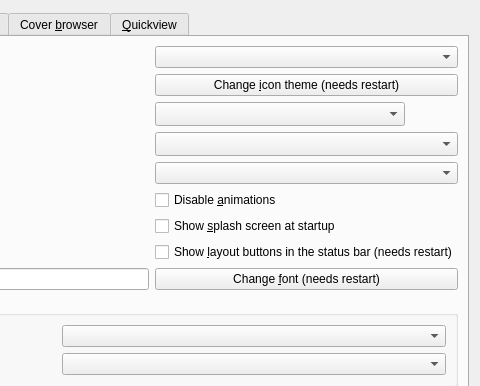
Qt form src/calibre/gui2/preferences/look_feel.ui (debian-calibre/calibre) before a commit; both pictures show x 363 to 843 and y 0 to 386 of the 843 by 546 pixel window.
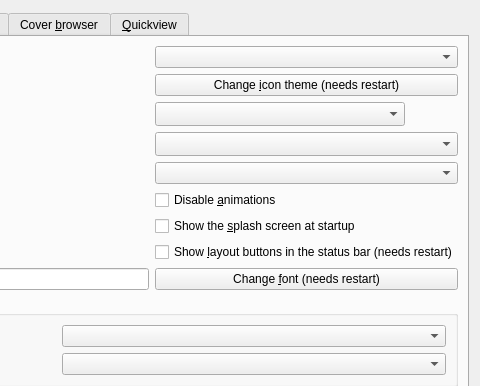
The same form after that commit. Icons and pictures are not drawn. Custom widgets are drawn as their Qt base class.

Diff of the .ui file:
```diff
--- a/src/calibre/gui2/preferences/look_feel.ui
+++ b/src/calibre/gui2/preferences/look_feel.ui
@@ -234,7 +234,7 @@
        <item row="6" column="1">
         <widget class="QCheckBox" name="opt_show_splash_screen">
          <property name="text">
-          <string>Show &amp;splash screen at startup</string>
+          <string>Show the &amp;splash screen at startup</string>
          </property>
         </widget>
        </item>
```
